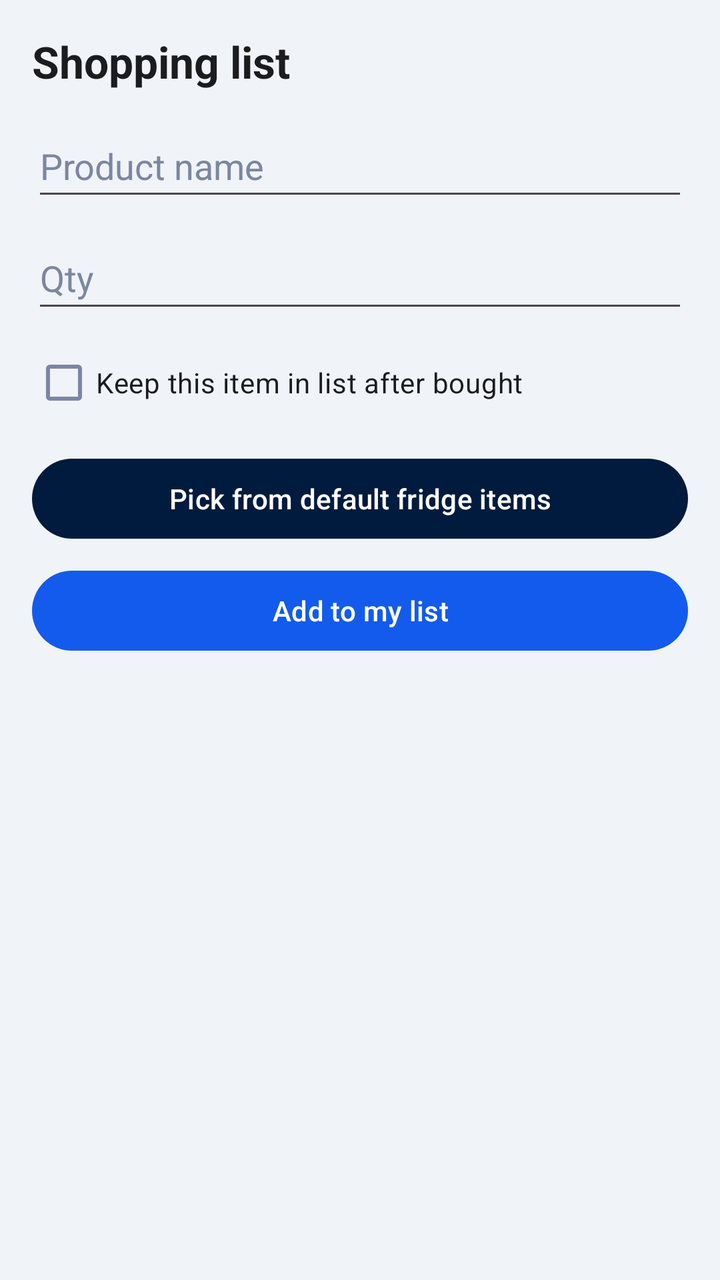
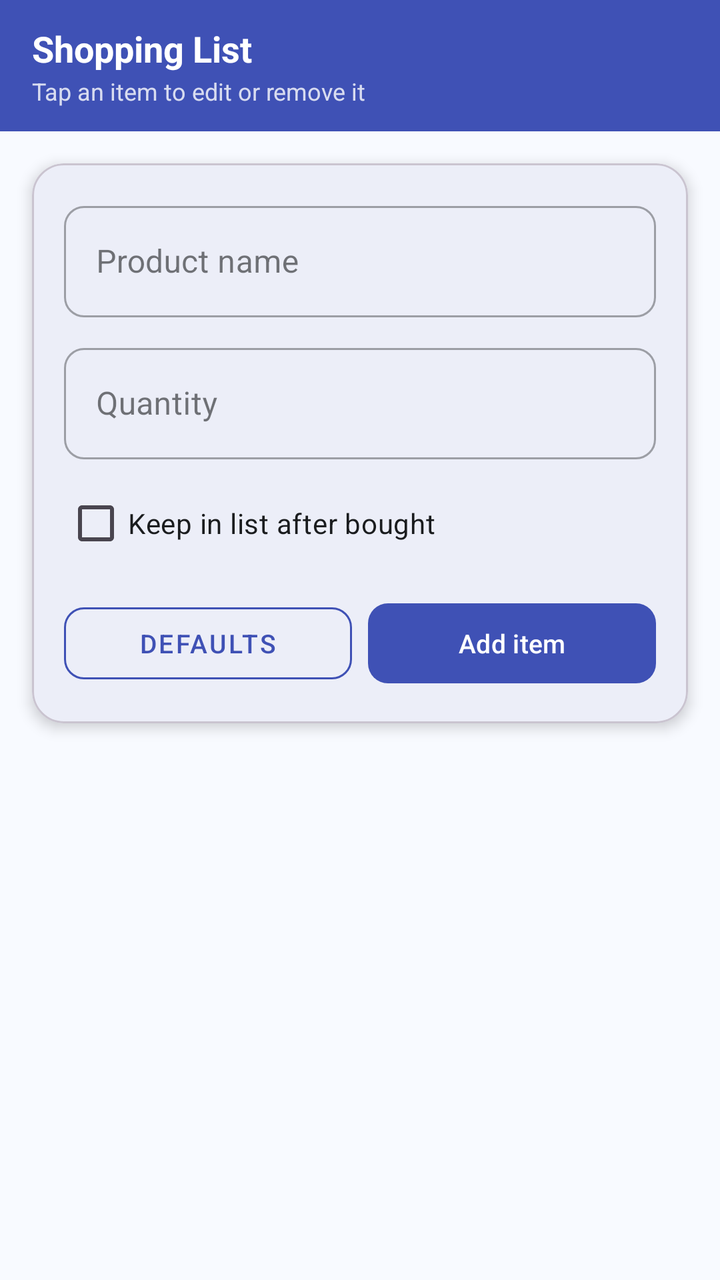

The first picture is an Android layout as it rendered before a commit; the second is the same layout after the commit. The layout source and the unified diff follow.
<!-- AndroidManifest.xml: application theme Theme.MyFridge -->
<!-- res/layout/fragment_shopping.xml -->
<?xml version="1.0" encoding="utf-8"?>
<LinearLayout xmlns:android="http://schemas.android.com/apk/res/android"
    xmlns:app="http://schemas.android.com/apk/res-auto"
    android:layout_width="match_parent"
    android:layout_height="match_parent"
    android:background="?android:attr/windowBackground"
    android:orientation="vertical"
    android:padding="16dp">

    <TextView
        android:layout_width="wrap_content"
        android:layout_height="wrap_content"
        android:text="Shopping list"
        android:textColor="?attr/colorOnSurface"
        android:textSize="22sp"
        android:textStyle="bold" />

    <EditText
        android:id="@+id/et_shopping_name"
        android:layout_width="match_parent"
        android:layout_height="wrap_content"
        android:layout_marginTop="12dp"
        android:hint="Product name"
        android:inputType="text"
        android:minHeight="48dp"
        android:textColor="?attr/colorOnSurface"
        android:textColorHint="@color/text_gray" />

    <EditText
        android:id="@+id/et_shopping_how_many"
        android:layout_width="match_parent"
        android:layout_height="wrap_content"
        android:layout_marginTop="8dp"
        android:hint="Qty"
        android:inputType="number"
        android:minHeight="48dp"
        android:textColor="?attr/colorOnSurface"
        android:textColorHint="@color/text_gray" />

    <androidx.appcompat.widget.AppCompatCheckBox
        android:id="@+id/cb_keep_when_bought"
        android:layout_width="match_parent"
        android:layout_height="wrap_content"
        android:layout_marginTop="6dp"
        android:text="Keep this item in list after bought"
        android:textColor="?attr/colorOnSurface" />

    <Button
        android:id="@+id/btn_shopping_defaults"
        android:layout_width="match_parent"
        android:layout_height="wrap_content"
        android:layout_marginTop="10dp"
        android:text="Pick from default fridge items"
        android:textAllCaps="false"
        android:textColor="@color/white"
        app:backgroundTint="@color/navy_blue" />

    <Button
        android:id="@+id/btn_shopping_add"
        android:layout_width="match_parent"
        android:layout_height="wrap_content"
        android:layout_marginTop="8dp"
        android:text="Add to my list"
        android:textAllCaps="false"
        android:textColor="@color/white"
        app:backgroundTint="@color/primary_blue" />

    <TextView
        android:id="@+id/tv_shopping_empty"
        android:layout_width="wrap_content"
        android:layout_height="wrap_content"
        android:layout_marginTop="16dp"
        android:text="Your shopping list is empty."
        android:textColor="@color/text_gray"
        android:visibility="gone" />

    <androidx.recyclerview.widget.RecyclerView
        android:id="@+id/rv_shopping"
        android:layout_width="match_parent"
        android:layout_height="0dp"
        android:layout_marginTop="10dp"
        android:layout_weight="1" />

</LinearLayout>
<!-- resources referenced by this layout -->
<resources>
  <color name="navy_blue">#001B3D</color>
  <color name="primary_blue">#135BEC</color>
  <color name="text_gray">#7C86A1</color>
  <color name="white">#FFFFFFFF</color>
  <style name="Theme.MyFridge" parent="Base.Theme.MyFridge" />
  <style name="Base.Theme.MyFridge" parent="Theme.Material3.DayNight.NoActionBar">
          
          <item name="colorPrimary">@color/navy_blue</item>
          <item name="colorOnPrimary">@color/white</item>
          <item name="colorPrimaryContainer">@color/accent_blue</item>
          <item name="colorOnPrimaryContainer">@color/white</item>
  
          
          <item name="colorSecondary">@color/deep_blue</item>
          <item name="colorOnSecondary">@color/white</item>
  
          
          <item name="colorError">@color/red_main</item>
          <item name="colorOnError">@color/white</item>
          <item name="colorErrorContainer">@color/red_light</item>
          <item name="colorOnErrorContainer">@color/red_dark</item>
  
          
          <item name="android:windowBackground">@color/light_blue_bg</item>
          <item name="colorSurface">@color/white</item>
          <item name="colorOnSurface">@color/text_dark</item>
          <item name="colorSurfaceVariant">@color/light_blue_bg</item>
          <item name="colorOnSurfaceVariant">@color/text_gray</item>
  
          
          <item name="android:statusBarColor">@color/navy_blue</item>
          <item name="android:windowLightStatusBar" tools:targetApi="m">false</item>
      </style>
  <color name="accent_blue">#3D8BFF</color>
  <color name="deep_blue">#001229</color>
  <color name="red_main">#D32F2F</color>
  <color name="red_light">#FFEBEE</color>
  <color name="red_dark">#B71C1C</color>
  <color name="light_blue_bg">#F0F4F8</color>
  <color name="text_dark">#1A1C1E</color>
</resources>

<!-- the commit's change to res/layout/fragment_shopping.xml (unified diff, before → after) -->
@@ -3,82 +3,158 @@
     xmlns:app="http://schemas.android.com/apk/res-auto"
     android:layout_width="match_parent"
     android:layout_height="match_parent"
-    android:background="?android:attr/windowBackground"
-    android:orientation="vertical"
-    android:padding="16dp">
+    android:background="@color/light_blue_bg"
+    android:orientation="vertical">
 
-    <TextView
-        android:layout_width="wrap_content"
-        android:layout_height="wrap_content"
-        android:text="Shopping list"
-        android:textColor="?attr/colorOnSurface"
-        android:textSize="22sp"
-        android:textStyle="bold" />
-
-    <EditText
-        android:id="@+id/et_shopping_name"
+    
+    <LinearLayout
         android:layout_width="match_parent"
         android:layout_height="wrap_content"
-        android:layout_marginTop="12dp"
-        android:hint="Product name"
-        android:inputType="text"
-        android:minHeight="48dp"
-        android:textColor="?attr/colorOnSurface"
-        android:textColorHint="@color/text_gray" />
+        android:background="@color/primary_blue"
+        android:orientation="vertical"
+        android:paddingStart="16dp"
+        android:paddingTop="12dp"
+        android:paddingEnd="16dp"
+        android:paddingBottom="12dp">
 
-    <EditText
-        android:id="@+id/et_shopping_how_many"
+        <TextView
+            android:layout_width="wrap_content"
+            android:layout_height="wrap_content"
+            android:text="Shopping List"
+            android:textColor="@color/white"
+            android:textSize="18sp"
+            android:textStyle="bold" />
+
+        <TextView
+            android:layout_width="wrap_content"
+            android:layout_height="wrap_content"
+            android:layout_marginTop="1dp"
+            android:text="Tap an item to edit or remove it"
+            android:textColor="#CCFFFFFF"
+            android:textSize="12sp" />
+
+    </LinearLayout>
+
+    
+    <com.google.android.material.card.MaterialCardView
         android:layout_width="match_parent"
         android:layout_height="wrap_content"
-        android:layout_marginTop="8dp"
-        android:hint="Qty"
-        android:inputType="number"
-        android:minHeight="48dp"
-        android:textColor="?attr/colorOnSurface"
-        android:textColorHint="@color/text_gray" />
+        android:layout_marginStart="16dp"
+        android:layout_marginTop="16dp"
+        android:layout_marginEnd="16dp"
+        app:cardBackgroundColor="@color/white"
+        app:cardCornerRadius="16dp"
+        app:cardElevation="4dp">
 
-    <androidx.appcompat.widget.AppCompatCheckBox
-        android:id="@+id/cb_keep_when_bought"
+        <LinearLayout
+            android:layout_width="match_parent"
+            android:layout_height="wrap_content"
+            android:orientation="vertical"
+            android:padding="16dp">
+
+            <com.google.android.material.textfield.TextInputLayout
+                android:layout_width="match_parent"
+                android:layout_height="wrap_content"
+                android:hint="Product name"
+                app:boxCornerRadiusBottomEnd="10dp"
+                app:boxCornerRadiusBottomStart="10dp"
+                app:boxCornerRadiusTopEnd="10dp"
+                app:boxCornerRadiusTopStart="10dp"
+                style="@style/Widget.MaterialComponents.TextInputLayout.OutlinedBox">
+
+                <com.google.android.material.textfield.TextInputEditText
+                    android:id="@+id/et_shopping_name"
+                    android:layout_width="match_parent"
+                    android:layout_height="wrap_content"
+                    android:inputType="text"
+                    android:maxLines="1" />
+
+            </com.google.android.material.textfield.TextInputLayout>
+
+            <com.google.android.material.textfield.TextInputLayout
+                android:layout_width="match_parent"
+                android:layout_height="wrap_content"
+                android:layout_marginTop="10dp"
+                android:hint="Quantity"
+                app:boxCornerRadiusBottomEnd="10dp"
+                app:boxCornerRadiusBottomStart="10dp"
+                app:boxCornerRadiusTopEnd="10dp"
+                app:boxCornerRadiusTopStart="10dp"
+                style="@style/Widget.MaterialComponents.TextInputLayout.OutlinedBox">
+
+                <com.google.android.material.textfield.TextInputEditText
+                    android:id="@+id/et_shopping_how_many"
+                    android:layout_width="match_parent"
+                    android:layout_height="wrap_content"
+                    android:inputType="number"
+                    android:maxLines="1" />
+
+            </com.google.android.material.textfield.TextInputLayout>
+
+            <androidx.appcompat.widget.AppCompatCheckBox
+                android:id="@+id/cb_keep_when_bought"
+                android:layout_width="match_parent"
+                android:layout_height="wrap_content"
+                android:layout_marginTop="8dp"
+                android:text="Keep in list after bought"
+                android:textColor="@color/text_dark"
+                android:textSize="14sp" />
+
+            <LinearLayout
+                android:layout_width="match_parent"
+                android:layout_height="wrap_content"
+                android:layout_marginTop="12dp"
+                android:orientation="horizontal">
+
+                <com.google.android.material.button.MaterialButton
+                    android:id="@+id/btn_shopping_defaults"
+                    style="@style/Widget.MaterialComponents.Button.OutlinedButton"
+                    android:layout_width="0dp"
+                    android:layout_height="48dp"
+                    android:layout_marginEnd="8dp"
+                    android:layout_weight="1"
+                    android:text="Defaults"
+                    android:textSize="13sp"
+                    app:cornerRadius="10dp"
+                    app:strokeColor="@color/primary_blue" />
+
+                <com.google.android.material.button.MaterialButton
+                    android:id="@+id/btn_shopping_add"
+                    android:layout_width="0dp"
+                    android:layout_height="48dp"
+                    android:layout_weight="1"
+                    android:text="Add item"
+                    android:textSize="13sp"
+                    app:cornerRadius="10dp" />
+
+            </LinearLayout>
+
+        </LinearLayout>
+
+    </com.google.android.material.card.MaterialCardView>
+
+    
+    <TextView
+        android:id="@+id/tv_shopping_empty"
         android:layout_width="match_parent"
         android:layout_height="wrap_content"
-        android:layout_marginTop="6dp"
-        android:text="Keep this item in list after bought"
-        android:textColor="?attr/colorOnSurface" />
-
-    <Button
-        android:id="@+id/btn_shopping_defaults"
-        android:layout_width="match_parent"
-        android:layout_height="wrap_content"
-        android:layout_marginTop="10dp"
-        android:text="Pick from default fridge items"
-        android:textAllCaps="false"
-        android:textColor="@color/white"
-        app:backgroundTint="@color/navy_blue" />
-
-    <Button
-        android:id="@+id/btn_shopping_add"
-        android:layout_width="match_parent"
-        android:layout_height="wrap_content"
-        android:layout_marginTop="8dp"
-        android:text="Add to my list"
-        android:textAllCaps="false"
-        android:textColor="@color/white"
-        app:backgroundTint="@color/primary_blue" />
-
-    <TextView
-        android:id="@+id/tv_shopping_empty"
-        android:layout_width="wrap_content"
-        android:layout_height="wrap_content"
-        android:layout_marginTop="16dp"
-        android:text="Your shopping list is empty."
+        android:layout_marginTop="40dp"
+        android:gravity="center"
+        android:text="Your shopping list is empty.\nAdd an item above to get started."
         android:textColor="@color/text_gray"
+        android:textSize="15sp"
         android:visibility="gone" />
 
+    
     <androidx.recyclerview.widget.RecyclerView
         android:id="@+id/rv_shopping"
         android:layout_width="match_parent"
         android:layout_height="0dp"
-        android:layout_marginTop="10dp"
-        android:layout_weight="1" />
+        android:layout_marginTop="12dp"
+        android:layout_weight="1"
+        android:paddingStart="16dp"
+        android:paddingEnd="16dp"
+        android:paddingBottom="16dp"
+        android:clipToPadding="false" />
 
 </LinearLayout>
<!-- resource entries referenced after the edit -->
@@ -1,15 +1,15 @@
 <!-- resources referenced by this layout -->
 <resources>
-  <color name="navy_blue">#001B3D</color>
-  <color name="primary_blue">#135BEC</color>
+  <color name="navy_blue">#3F51B5</color>
+  <color name="primary_blue">#3F51B5</color>
   <color name="text_gray">#7C86A1</color>
   <color name="white">#FFFFFFFF</color>
   <style name="Theme.MyFridge" parent="Base.Theme.MyFridge" />
-  <style name="Base.Theme.MyFridge" parent="Theme.Material3.DayNight.NoActionBar">
+  <style name="Base.Theme.MyFridge" parent="Theme.Material3.Light.NoActionBar">
           
-          <item name="colorPrimary">@color/navy_blue</item>
+          <item name="colorPrimary">@color/primary_blue</item>
           <item name="colorOnPrimary">@color/white</item>
-          <item name="colorPrimaryContainer">@color/accent_blue</item>
+          <item name="colorPrimaryContainer">@color/navy_blue</item>
           <item name="colorOnPrimaryContainer">@color/white</item>
   
           
@@ -17,28 +17,16 @@
           <item name="colorOnSecondary">@color/white</item>
   
           
-          <item name="colorError">@color/red_main</item>
-          <item name="colorOnError">@color/white</item>
-          <item name="colorErrorContainer">@color/red_light</item>
-          <item name="colorOnErrorContainer">@color/red_dark</item>
-  
-          
           <item name="android:windowBackground">@color/light_blue_bg</item>
           <item name="colorSurface">@color/white</item>
           <item name="colorOnSurface">@color/text_dark</item>
-          <item name="colorSurfaceVariant">@color/light_blue_bg</item>
-          <item name="colorOnSurfaceVariant">@color/text_gray</item>
   
           
           <item name="android:statusBarColor">@color/navy_blue</item>
           <item name="android:windowLightStatusBar" tools:targetApi="m">false</item>
       </style>
-  <color name="accent_blue">#3D8BFF</color>
-  <color name="deep_blue">#001229</color>
-  <color name="red_main">#D32F2F</color>
-  <color name="red_light">#FFEBEE</color>
-  <color name="red_dark">#B71C1C</color>
-  <color name="light_blue_bg">#F0F4F8</color>
+  <color name="deep_blue">#303F9F</color>
+  <color name="light_blue_bg">#F8FAFF</color>
   <color name="text_dark">#1A1C1E</color>
 </resources>
 
